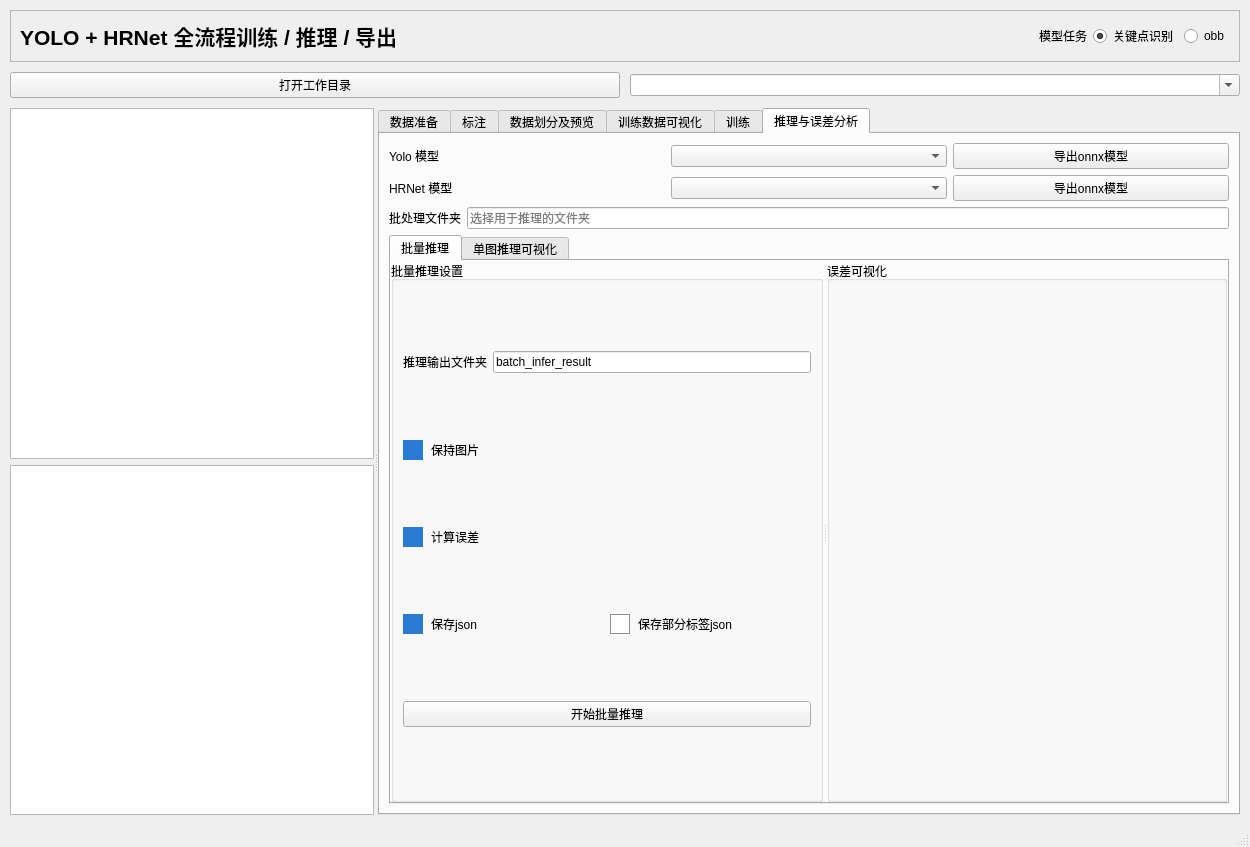
Above: VisualTrainFactory.ui from qiangzhang-ebots/VisualTrainFactory before the change. Below: the same form after it.
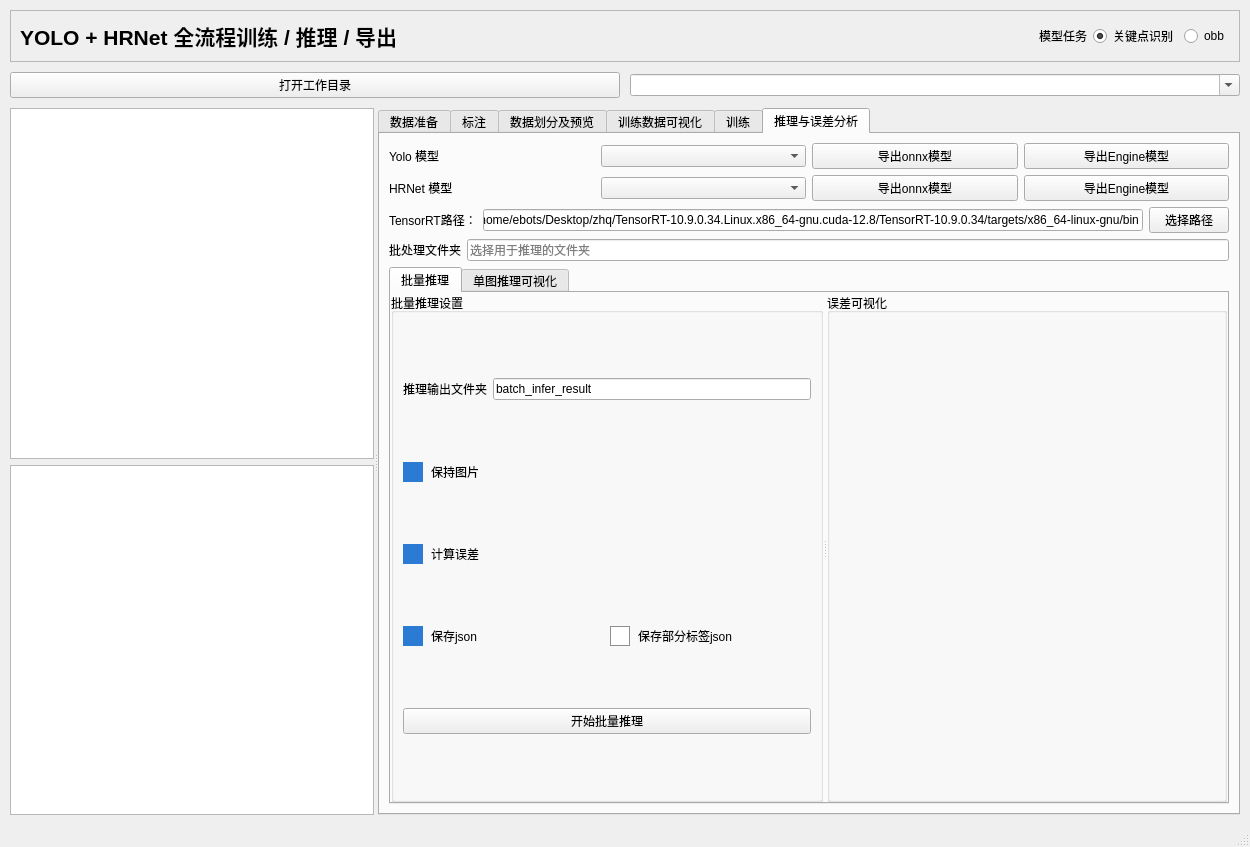
That is the form after the change. Icons and pictures are not drawn.

Commit message: 能推导出engine

```diff
--- a/VisualTrainFactory.ui
+++ b/VisualTrainFactory.ui
@@ -1170,10 +1170,17 @@
              </property>
             </widget>
            </item>
-          </layout>
-         </item>
-         <item>
-          <layout class="QHBoxLayout" name="horizontalLayout_8">
+           <item>
+            <widget class="QPushButton" name="btnExportYoloEngine">
+             <property name="text">
+              <string>导出Engine模型</string>
+             </property>
+            </widget>
+           </item>
+           </layout>
+           </item>
+           <item>
+           <layout class="QHBoxLayout" name="horizontalLayout_8">
            <item>
             <widget class="QLabel" name="labelHrnetModel">
              <property name="text">
@@ -1188,6 +1195,38 @@
             <widget class="QPushButton" name="btnExportHrnetOnnx">
              <property name="text">
               <string>导出onnx模型</string>
+             </property>
+            </widget>
+           </item>
+           <item>
+            <widget class="QPushButton" name="btnExportEngine">
+             <property name="text">
+              <string>导出Engine模型</string>
+             </property>
+            </widget>
+           </item>
+           </layout>
+           </item>
+         <item>
+          <layout class="QHBoxLayout" name="horizontalLayout_tensorrt_path">
+           <item>
+            <widget class="QLabel" name="labelTensorrtPath">
+             <property name="text">
+              <string>TensorRT路径：</string>
+             </property>
+            </widget>
+           </item>
+           <item>
+            <widget class="QLineEdit" name="lineEditTensorrtPath">
+             <property name="text">
+              <string>/home/ebots/Desktop/zhq/TensorRT-10.9.0.34.Linux.x86_64-gnu.cuda-12.8/TensorRT-10.9.0.34/targets/x86_64-linux-gnu/bin</string>
+             </property>
+            </widget>
+           </item>
+           <item>
+            <widget class="QPushButton" name="btnSelectTensorrtPath">
+             <property name="text">
+              <string>选择路径</string>
              </property>
             </widget>
            </item>
```
The commit also changes 2 other files.
